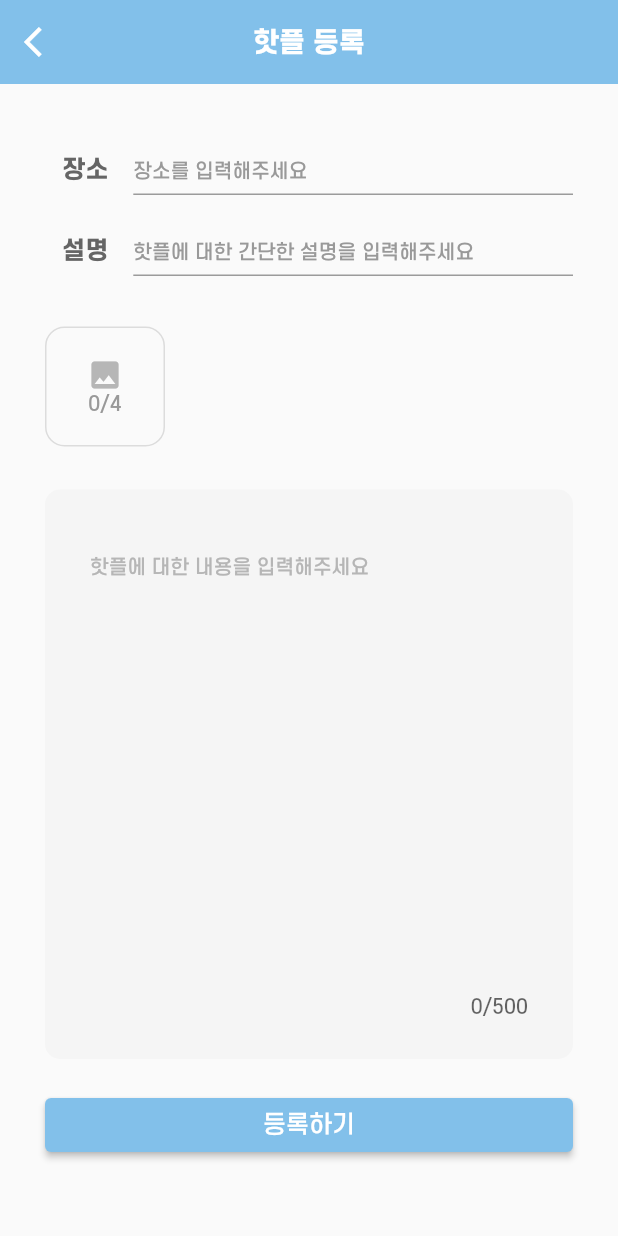
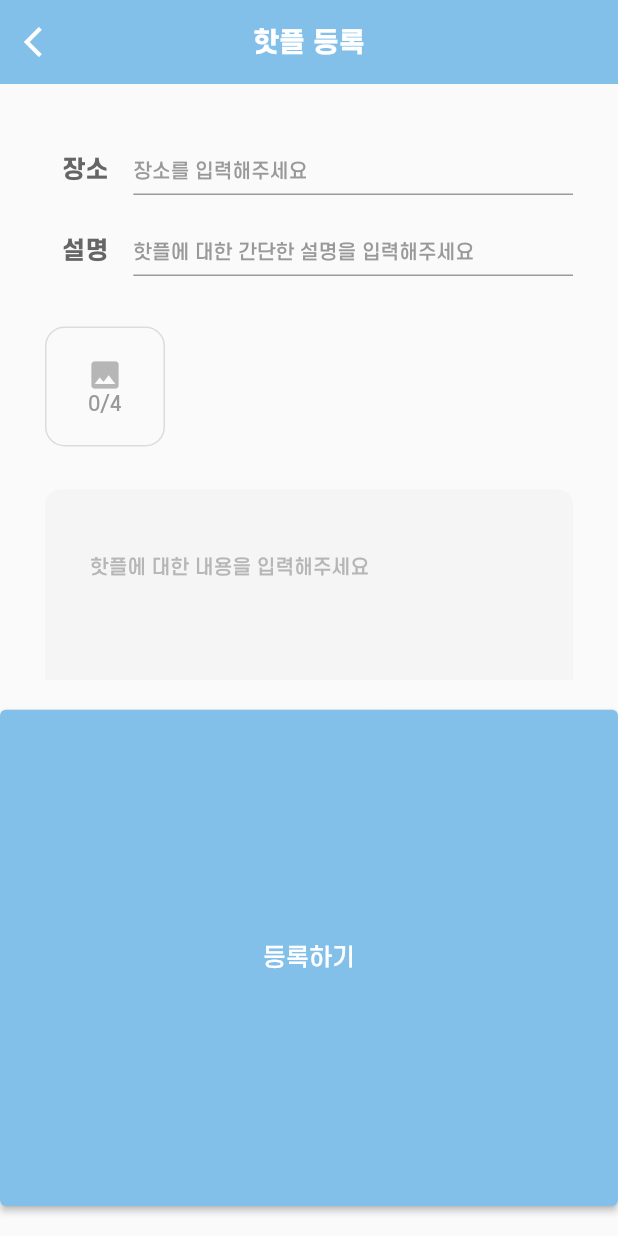
Before and after one commit to doubleS19/haemo-Front, a Flutter app: the PostingPage screen opened directly, on a phone screen of 412 x 824 dp. Run offline on Flutter 3.47's test engine with Material 2 defaults, Android fonts, the phone set to English and light mode, and no system bars; our stand-ins replace carousel_slider, cloud_firestore, custom_refresh_indicator, firebase_core, flutter_slidable, flutter_speed_dial and 7 more; missing offline and left inert: dart:ffi, flutter_email_sender, textfield_tags; accounts and stored records are empty; network calls fail.

Commit message:
fix: 버튼 크기 수 & postingPage singleChildScrollview 생성

```diff
--- a/lib/screens/components/customButton.dart
+++ b/lib/screens/components/customButton.dart
@@ -8,13 +8,16 @@ import '../../common/theme.dart';
 
 /// PostingPage 등록 버튼
 Widget postingButton(BuildContext context, void Function()? onPressed) {
-  return ElevatedButton(onPressed: onPressed,
-      style: OutlinedButton.styleFrom(backgroundColor: AppTheme.mainColor),
-      child: Text("등록하기", style: TextStyle(
-        fontFamily: Theme.of(context).textTheme.headlineSmall?.fontFamily,
-          fontSize: Theme.of(context).textTheme.headlineSmall?.fontSize,
+  return Container(
+    height: MediaQuery.of(context).size.height/20,
+    child: ElevatedButton(onPressed: onPressed,
+        style: OutlinedButton.styleFrom(backgroundColor: AppTheme.mainColor),
+        child: Text("등록하기", style: TextStyle(
+            fontFamily: Theme.of(context).textTheme.headlineSmall?.fontFamily,
+            fontSize: Theme.of(context).textTheme.headlineSmall?.fontSize,
 
-          color: AppTheme.postingPageHeadlineColor)));
+            color: AppTheme.postingPageHeadlineColor)))
+  );
 }
 
 
--- a/lib/screens/page/board/posting_page.dart
+++ b/lib/screens/page/board/posting_page.dart
@@ -47,13 +47,15 @@ class _PostingPageState extends State<PostingPage> {
     return GestureDetector(
         onTap: () => FocusManager.instance.primaryFocus?.unfocus(),
         child: Scaffold(
-            resizeToAvoidBottomInset: false,
+            //resizeToAvoidBottomInset: false,
             appBar: PreferredSize(
                 preferredSize: const Size.fromHeight(kToolbarHeight),
                 child: Builder(
                     builder: (context) =>
                         customColorAppbar(context, postUi.appBarText))),
-            body: Container(
+            body: SingleChildScrollView(
+                child: Container(
+              height: MediaQuery.of(context).size.height * 0.8,
               padding: const EdgeInsets.all(30),
               child: Column(
                 //crossAxisAlignment: CrossAxisAlignment.start,
@@ -81,8 +83,12 @@ class _PostingPageState extends State<PostingPage> {
                     fit: FlexFit.loose,
                     child: postingPageDetailTextField(postUi.hintText,
                         postController.detailTextContext, context),
+                  )
+                ],
               ),
-                  Container(
+            )),
+            bottomNavigationBar: Container(
+              height: MediaQuery.of(context).size.width *0.9,
               padding: const EdgeInsets.fromLTRB(0, 20, 0, 20),
               width: MediaQuery.of(context).size.width * 0.9,
               decoration: const BoxDecoration(
@@ -91,15 +97,13 @@ class _PostingPageState extends State<PostingPage> {
               child: postingButton(context, () async {
                 bool isSuccess = false;
                 if (postController.checkEmpty()) {
-                        showMyAlertDialog(
-                            context, "경고!!!!!", "빈칸 안 채우면 못 지나감.");
+                  showMyAlertDialog(context, "경고!!!!!", "빈칸 안 채우면 못 지나감.");
                 } else {
                   postController.saveControllerData();
                   isSuccess = await postController.saveBoard();
                   if (isSuccess) {
                     /// 다이얼로그 안 됨ㅠㅠ
-                          showMyAlertDialog(
-                              context, "확인요망!!", "게시물이 전송되었습니다. ");
+                    showMyAlertDialog(context, "확인요망!!", "게시물이 전송되었습니다. ");
                     postController.deleteData();
                     Get.to(const HomePage());
                   } else {
@@ -107,9 +111,6 @@ class _PostingPageState extends State<PostingPage> {
                   }
                 }
               }),
-                  )
-                ],
-              ),
             )));
   }
 }
```
Lines whose indentation alone changed are shown as unchanged.
